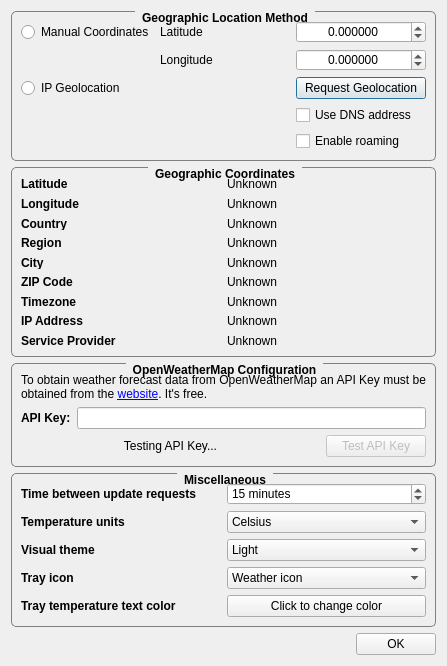
Before: the Qt Designer form ConfigurationDialog.ui in FelixdelasPozas/TrayWeather, drawn with Qt 5.
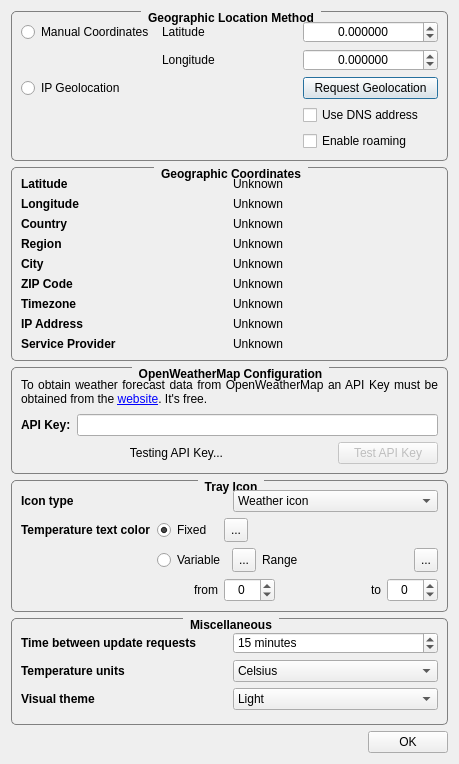
After: the same form once the commit is applied. Icons and pictures are not drawn.

Commit message: Variable tray text color between a min and max colors. Version 1.4.2

The edit to the form file:
```diff
--- a/ConfigurationDialog.ui
+++ b/ConfigurationDialog.ui
@@ -6,16 +6,10 @@
    <rect>
     <x>0</x>
     <y>0</y>
-    <width>447</width>
-    <height>666</height>
+    <width>450</width>
+    <height>764</height>
    </rect>
   </property>
-  <property name="minimumSize">
-   <size>
-    <width>447</width>
-    <height>666</height>
-   </size>
-  </property>
   <property name="windowTitle">
    <string>Configuration</string>
   </property>
@@ -26,7 +20,7 @@
   <property name="modal">
    <bool>true</bool>
   </property>
-  <layout class="QVBoxLayout" name="verticalLayout" stretch="0,0,0,0,0">
+  <layout class="QVBoxLayout" name="verticalLayout" stretch="0,0,0,0,0,0">
    <item>
     <widget class="QGroupBox" name="groupBox_4">
      <property name="font">
@@ -520,6 +514,299 @@
      </layout>
     </widget>
    </item>
+   <item>
+    <widget class="QGroupBox" name="groupBox">
+     <property name="font">
+      <font>
+       <weight>75</weight>
+       <bold>true</bold>
+      </font>
+     </property>
+     <property name="styleSheet">
+      <string notr="true">QGroupBox {
+    border: 1px solid gray;
+    border-radius: 5px;
+    margin-top: 2ex;
+}
+
+QGroupBox::title {
+    subcontrol-origin: margin;
+    subcontrol-position: top center; /* position at the top center */
+    padding: 0px 5px;
+}</string>
+     </property>
+     <property name="title">
+      <string>Tray Icon</string>
+     </property>
+     <layout class="QVBoxLayout" name="verticalLayout_6">
+      <item>
+       <layout class="QHBoxLayout" name="horizontalLayout_3">
+        <item>
+         <widget class="QLabel" name="label_15">
+          <property name="font">
+           <font>
+            <weight>75</weight>
+            <bold>true</bold>
+           </font>
+          </property>
+          <property name="text">
+           <string>Icon type</string>
+          </property>
+         </widget>
+        </item>
+        <item>
+         <widget class="QComboBox" name="m_trayIconType">
+          <item>
+           <property name="text">
+            <string>Weather icon</string>
+           </property>
+          </item>
+          <item>
+           <property name="text">
+            <string>Current temperature</string>
+           </property>
+          </item>
+          <item>
+           <property name="text">
+            <string>Weather icon &amp; temperature</string>
+           </property>
+          </item>
+         </widget>
+        </item>
+       </layout>
+      </item>
+      <item>
+       <layout class="QGridLayout" name="gridLayout_4" columnstretch="0,1">
+        <item row="1" column="1">
+         <layout class="QHBoxLayout" name="horizontalLayout_6" stretch="0,1,1,1">
+          <item>
+           <widget class="QRadioButton" name="m_variable">
+            <property name="minimumSize">
+             <size>
+              <width>60</width>
+              <height>0</height>
+             </size>
+            </property>
+            <property name="text">
+             <string>Variable</string>
+            </property>
+           </widget>
+          </item>
+          <item>
+           <widget class="QToolButton" name="m_minColor">
+            <property name="minimumSize">
+             <size>
+              <width>24</width>
+              <height>24</height>
+             </size>
+            </property>
+            <property name="maximumSize">
+             <size>
+              <width>24</width>
+              <height>24</height>
+             </size>
+            </property>
+            <property name="toolTip">
+             <string>Click to change minimum value color...</string>
+            </property>
+            <property name="text">
+             <string>...</string>
+            </property>
+           </widget>
+          </item>
+          <item>
+           <widget class="QLabel" name="m_range">
+            <property name="sizePolicy">
+             <sizepolicy hsizetype="Expanding" vsizetype="Preferred">
+              <horstretch>0</horstretch>
+              <verstretch>0</verstretch>
+             </sizepolicy>
+            </property>
+            <property name="text">
+             <string>Range</string>
+            </property>
+            <property name="scaledContents">
+             <bool>true</bool>
+            </property>
+           </widget>
+          </item>
+          <item>
+           <widget class="QToolButton" name="m_maxColor">
+            <property name="minimumSize">
+             <size>
+              <width>24</width>
+              <height>24</height>
+             </size>
+            </property>
+            <property name="maximumSize">
+             <size>
+              <width>24</width>
+              <height>24</height>
+             </size>
+            </property>
+            <property name="toolTip">
+             <string>Click to change maximum value color...</string>
+            </property>
+            <property name="text">
+             <string>...</string>
+            </property>
+           </widget>
+          </item>
+         </layout>
+        </item>
+        <item row="0" column="1">
+         <layout class="QHBoxLayout" name="horizontalLayout_4">
+          <item>
+           <widget class="QRadioButton" name="m_fixed">
+            <property name="minimumSize">
+             <size>
+              <width>61</width>
+              <height>0</height>
+             </size>
+            </property>
+            <property name="text">
+             <string>Fixed</string>
+            </property>
+            <property name="checked">
+             <bool>true</bool>
+            </property>
+           </widget>
+          </item>
+          <item>
+           <widget class="QToolButton" name="m_trayTempColor">
+            <property name="minimumSize">
+             <size>
+              <width>24</width>
+              <height>24</height>
+             </size>
+            </property>
+            <property name="maximumSize">
+             <size>
+              <width>24</width>
+              <height>24</height>
+             </size>
+            </property>
+            <property name="toolTip">
+             <string>Click to change fixed color...</string>
+            </property>
+            <property name="text">
+             <string>...</string>
+            </property>
+           </widget>
+          </item>
+          <item>
+           <spacer name="horizontalSpacer_2">
+            <property name="orientation">
+             <enum>Qt::Horizontal</enum>
+            </property>
+            <property name="sizeHint" stdset="0">
+             <size>
+              <width>40</width>
+              <height>20</height>
+             </size>
+            </property>
+           </spacer>
+          </item>
+         </layout>
+        </item>
+        <item row="0" column="0">
+         <widget class="QLabel" name="label_16">
+          <property name="font">
+           <font>
+            <weight>75</weight>
+            <bold>true</bold>
+           </font>
+          </property>
+          <property name="text">
+           <string>Temperature text color</string>
+          </property>
+         </widget>
+        </item>
+        <item row="2" column="1">
+         <layout class="QHBoxLayout" name="horizontalLayout_7">
+          <item>
+           <widget class="QLabel" name="label_18">
+            <property name="minimumSize">
+             <size>
+              <width>61</width>
+              <height>0</height>
+             </size>
+            </property>
+            <property name="text">
+             <string>from</string>
+            </property>
+            <property name="alignment">
+             <set>Qt::AlignRight|Qt::AlignTrailing|Qt::AlignVCenter</set>
+            </property>
+           </widget>
+          </item>
+          <item>
+           <widget class="QSpinBox" name="m_minSpinBox">
+            <property name="minimumSize">
+             <size>
+              <width>0</width>
+              <height>24</height>
+             </size>
+            </property>
+            <property name="toolTip">
+             <string>Minimum range value</string>
+            </property>
+            <property name="alignment">
+             <set>Qt::AlignCenter</set>
+            </property>
+            <property name="minimum">
+             <number>-100</number>
+            </property>
+            <property name="maximum">
+             <number>100</number>
+            </property>
+           </widget>
+          </item>
+          <item>
+           <widget class="QLabel" name="label_19">
+            <property name="minimumSize">
+             <size>
+              <width>100</width>
+              <height>0</height>
+             </size>
+            </property>
+            <property name="text">
+             <string>to</string>
+            </property>
+            <property name="alignment">
+             <set>Qt::AlignRight|Qt::AlignTrailing|Qt::AlignVCenter</set>
+            </property>
+           </widget>
+          </item>
+          <item>
+           <widget class="QSpinBox" name="m_maxSpinBox">
+            <property name="minimumSize">
+             <size>
+              <width>0</width>
+              <height>24</height>
+             </size>
+            </property>
+            <property name="toolTip">
+             <string>Maximum range value</string>
+            </property>
+            <property name="alignment">
+             <set>Qt::AlignCenter</set>
+            </property>
+            <property name="minimum">
+             <number>-100</number>
+            </property>
+            <property name="maximum">
+             <number>100</number>
+            </property>
+           </widget>
+          </item>
+         </layout>
+        </item>
+       </layout>
+      </item>
+     </layout>
+    </widget>
+   </item>
    <item>
     <widget class="QGroupBox" name="groupBox_2">
      <property name="font">
@@ -602,6 +889,20 @@
           </property>
          </widget>
         </item>
+        <item row="2" column="1">
+         <widget class="QComboBox" name="m_theme">
+          <item>
+           <property name="text">
+            <string>Light</string>
+           </property>
+          </item>
+          <item>
+           <property name="text">
+            <string>Dark</string>
+           </property>
+          </item>
+         </widget>
+        </item>
         <item row="1" column="1">
          <widget class="QComboBox" name="m_tempComboBox">
           <item>
@@ -624,78 +925,6 @@
           </item>
          </widget>
         </item>
-        <item row="2" column="1">
-         <widget class="QComboBox" name="m_theme">
-          <item>
-           <property name="text">
-            <string>Light</string>
-           </property>
-          </item>
-          <item>
-           <property name="text">
-            <string>Dark</string>
-           </property>
-          </item>
-         </widget>
-        </item>
-        <item row="3" column="0">
-         <widget class="QLabel" name="label_15">
-          <property name="font">
-           <font>
-            <weight>75</weight>
-            <bold>true</bold>
-           </font>
-          </property>
-          <property name="text">
-           <string>Tray icon</string>
-          </property>
-         </widget>
-        </item>
-        <item row="3" column="1">
-         <widget class="QComboBox" name="m_trayIconType">
-          <item>
-           <property name="text">
-            <string>Weather icon</string>
-           </property>
-          </item>
-          <item>
-           <property name="text">
-            <string>Temperature</string>
-           </property>
-          </item>
-          <item>
-           <property name="text">
-            <string>Weather icon &amp; temperature</string>
-           </property>
-          </item>
-         </widget>
-        </item>
-        <item row="4" column="0">
-         <widget class="QLabel" name="label_16">
-          <property name="font">
-           <font>
-            <weight>75</weight>
-            <bold>true</bold>
-           </font>
-          </property>
-          <property name="text">
-           <string>Tray temperature text color</string>
-          </property>
-         </widget>
-        </item>
-        <item row="4" column="1">
-         <widget class="QPushButton" name="m_trayTempColor">
-          <property name="toolTip">
-           <string>Click to change text color</string>
-          </property>
-          <property name="statusTip">
-           <string>Click to change text color</string>
-          </property>
-          <property name="text">
-           <string>Click to change color</string>
-          </property>
-         </widget>
-        </item>
        </layout>
       </item>
      </layout>
```
The commit also changes 8 other files.
